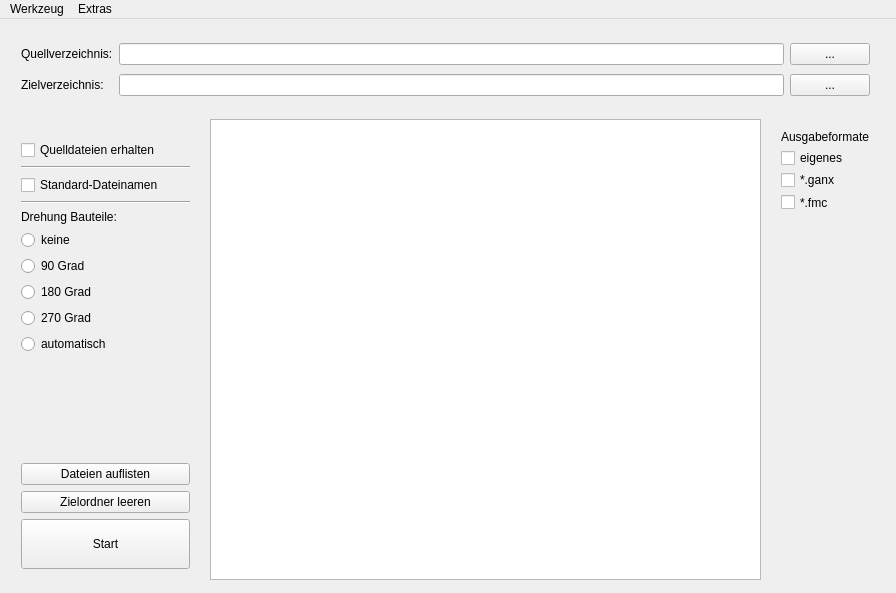
First picture: the form in mainwindow.ui, repository TischlerWilly/postprozessor, before the edit.
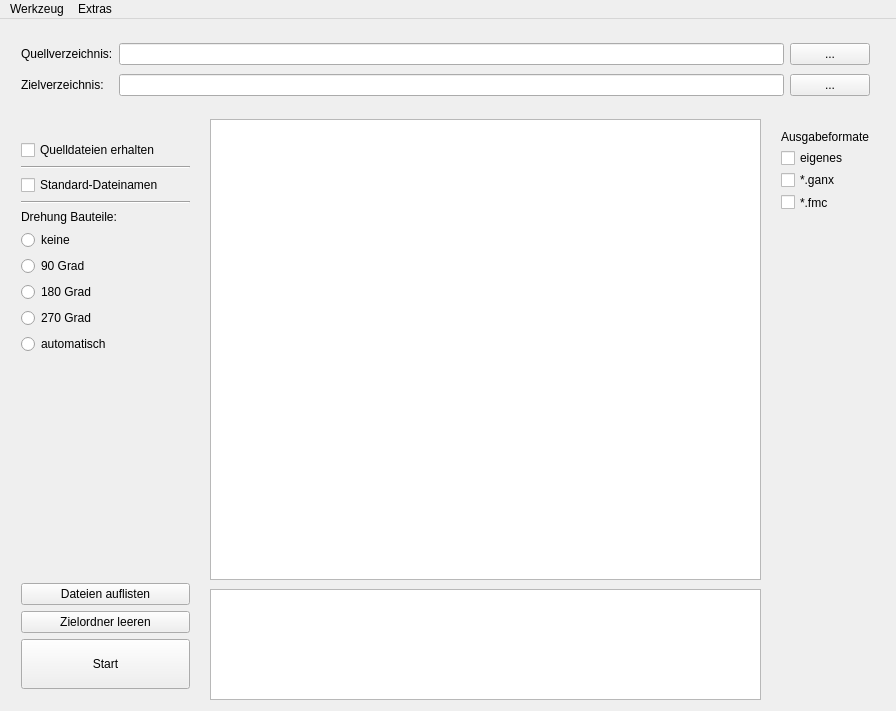
Second picture: the form after the edit.

```diff
--- a/mainwindow.ui
+++ b/mainwindow.ui
@@ -7,7 +7,7 @@
     <x>0</x>
     <y>0</y>
     <width>896</width>
-    <height>593</height>
+    <height>711</height>
    </rect>
   </property>
   <property name="windowTitle">
@@ -82,7 +82,7 @@
       <x>10</x>
       <y>110</y>
       <width>191</width>
-      <height>451</height>
+      <height>571</height>
      </rect>
     </property>
     <layout class="QVBoxLayout" name="verticalLayout">
@@ -241,6 +241,22 @@
      </item>
     </layout>
    </widget>
+   <widget class="QPlainTextEdit" name="plainTextEdit_zusatzinfo">
+    <property name="geometry">
+     <rect>
+      <x>210</x>
+      <y>570</y>
+      <width>551</width>
+      <height>111</height>
+     </rect>
+    </property>
+    <property name="lineWrapMode">
+     <enum>QPlainTextEdit::NoWrap</enum>
+    </property>
+    <property name="readOnly">
+     <bool>true</bool>
+    </property>
+   </widget>
   </widget>
   <widget class="QMenuBar" name="menuBar">
    <property name="geometry">
```
